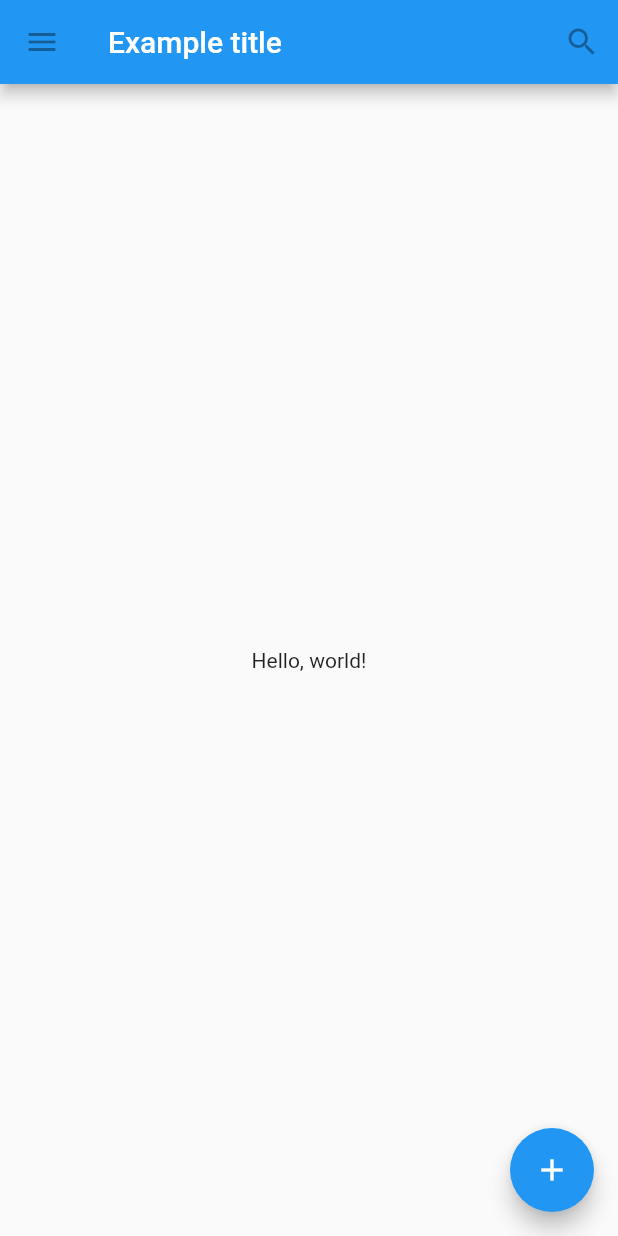
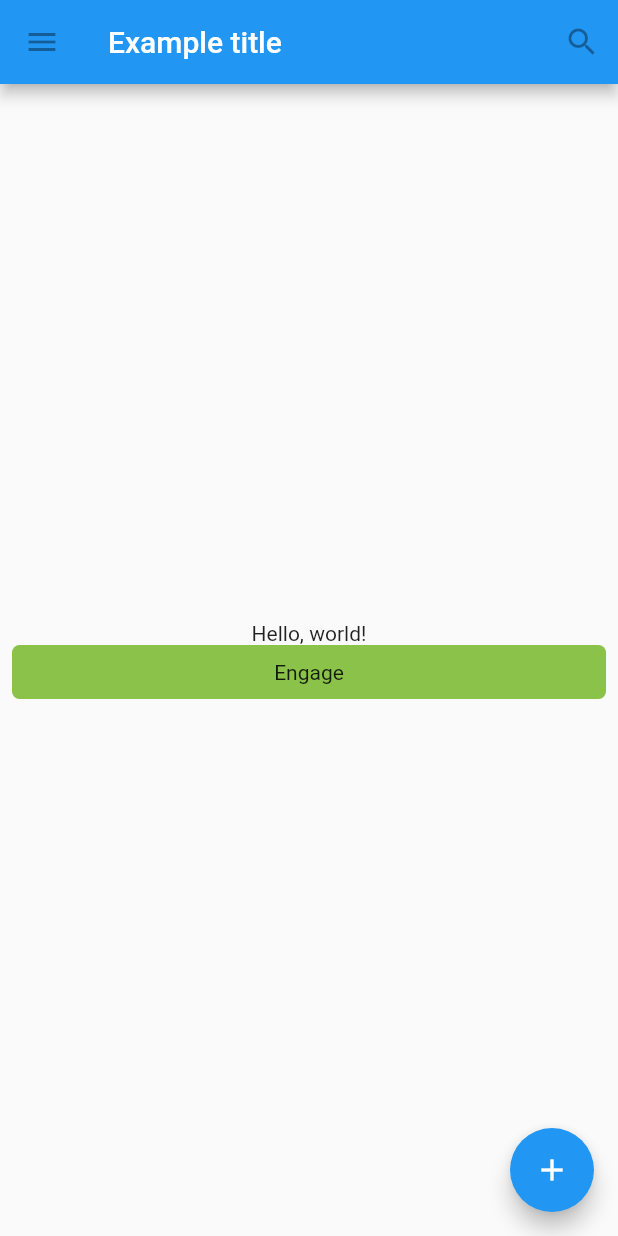
Before and after one commit to rflopes/flutter-tutorial, a Flutter app: the screen it shows after launch, on a phone screen of 412 x 824 dp. Run offline on Flutter 3.47's test engine with Material 2 defaults, Android fonts, the phone set to English and light mode, and no system bars.

Commit message:
Add a custom button

```diff
--- a/lib/main.dart
+++ b/lib/main.dart
@@ -1,4 +1,5 @@
 import 'package:flutter/material.dart';
+import 'package:tutorial/my-button.dart';
 
 void main() => runApp(MyApp());
 
@@ -32,7 +33,17 @@ class TutorialHome extends StatelessWidget {
         ],
       ),
       body: Center(
-        child: Text('Hello, world!'),
+        child: Column(
+          mainAxisAlignment: MainAxisAlignment.center,
+          children: <Widget>[
+            Text('Hello, world!'),
+            MyButton(
+              onTapped: () {
+                print('Button tapped');
+              },
+            ),
+          ],
+        ),
       ),
       floatingActionButton: FloatingActionButton(
         tooltip: 'Add',
--- /dev/null
+++ b/lib/my-button.dart
@@ -0,0 +1,31 @@
+import 'package:flutter/material.dart';
+
+class MyButton extends StatelessWidget {
+  MyButton({this.onTapped});
+
+  final VoidCallback onTapped;
+
+  @override
+  Widget build(BuildContext context) {
+    return GestureDetector(
+      child: Container(
+        height: 36.0,
+        padding: const EdgeInsets.all(8.0),
+        margin: const EdgeInsets.symmetric(horizontal: 8.0),
+        decoration: BoxDecoration(
+          borderRadius: BorderRadius.circular(5.0),
+          color: Colors.lightGreen[500],
+        ),
+        child: Center(
+          child: Text('Engage'),
+        ),
+      ),
+      onTap: () {
+        print('MyButton was tapped!');
+        if (onTapped != null) {
+          onTapped();
+        }
+      },
+    );
+  }
+}
```
